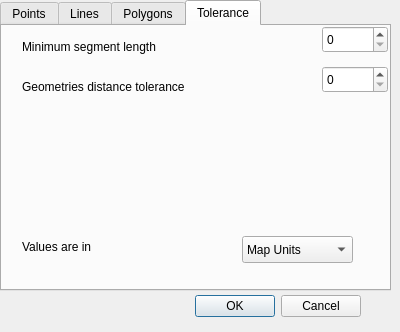
The window that rulesDialog.ui (wonder-sk/topol) describes before a commit, drawn with Qt 5.
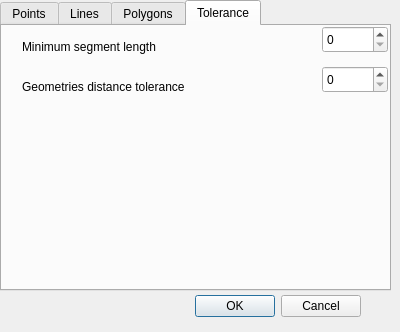
The same window after the commit.

Commit message: initial support for more layers

Diff of the .ui file:
```diff
--- a/rulesDialog.ui
+++ b/rulesDialog.ui
@@ -230,39 +230,6 @@
       <string>Minimum segment length</string>
      </property>
     </widget>
-    <widget class="QComboBox" name="comboBox">
-     <property name="geometry">
-      <rect>
-       <x>240</x>
-       <y>210</y>
-       <width>111</width>
-       <height>27</height>
-      </rect>
-     </property>
-     <item>
-      <property name="text">
-       <string>Map Units</string>
-      </property>
-     </item>
-     <item>
-      <property name="text">
-       <string>Pixels</string>
-      </property>
-     </item>
-    </widget>
-    <widget class="QLabel" name="label_2">
-     <property name="geometry">
-      <rect>
-       <x>20</x>
-       <y>210</y>
-       <width>121</width>
-       <height>22</height>
-      </rect>
-     </property>
-     <property name="text">
-      <string>Values are in</string>
-     </property>
-    </widget>
     <widget class="QLabel" name="label_3">
      <property name="geometry">
       <rect>
```
The commit also changes 2 other files.
